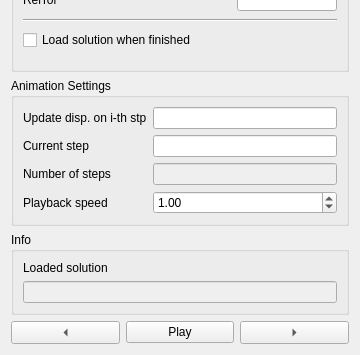
The window that simulation_control_widget/simulation_control_widget.ui (ladisk/DyS) describes before a commit, drawn with Qt 5; both pictures show x 0 to 360 and y 272 to 627 of the 360 by 627 pixel window.
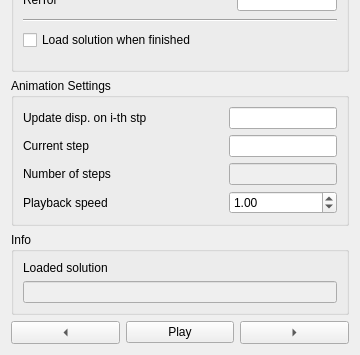
The same window after the commit.

Commit message: work on class JointPrismatic() done - defined as subclass of Joint()

```diff
--- a/simulation_control_widget/simulation_control_widget.ui
+++ b/simulation_control_widget/simulation_control_widget.ui
@@ -38,14 +38,31 @@
       <string>Animation Settings</string>
      </property>
      <layout class="QGridLayout" name="gridLayout_3">
-      <item row="0" column="1">
-       <widget class="QLineEdit" name="updateDisplayStep">
+      <item row="3" column="0">
+       <widget class="QLabel" name="numberOfSteps_label_2">
+        <property name="text">
+         <string>Playback speed</string>
+        </property>
+       </widget>
+      </item>
+      <item row="2" column="2">
+       <widget class="QLineEdit" name="numberOfSteps">
+        <property name="enabled">
+         <bool>false</bool>
+        </property>
         <property name="inputMethodHints">
          <set>Qt::ImhDigitsOnly|Qt::ImhPreferNumbers</set>
         </property>
        </widget>
       </item>
-      <item row="1" column="1">
+      <item row="1" column="0">
+       <widget class="QLabel" name="currentStepLabel">
+        <property name="text">
+         <string>Current step </string>
+        </property>
+       </widget>
+      </item>
+      <item row="1" column="2">
        <widget class="QLineEdit" name="currentStep">
         <property name="enabled">
          <bool>true</bool>
@@ -55,6 +72,13 @@
         </property>
        </widget>
       </item>
+      <item row="0" column="2">
+       <widget class="QLineEdit" name="updateDisplayStep">
+        <property name="inputMethodHints">
+         <set>Qt::ImhDigitsOnly|Qt::ImhPreferNumbers</set>
+        </property>
+       </widget>
+      </item>
       <item row="0" column="0">
        <widget class="QLabel" name="updateDisplayStepLabel">
         <property name="text">
@@ -62,16 +86,6 @@
         </property>
        </widget>
       </item>
-      <item row="2" column="1">
-       <widget class="QLineEdit" name="numberOfSteps">
-        <property name="enabled">
-         <bool>false</bool>
-        </property>
-        <property name="inputMethodHints">
-         <set>Qt::ImhDigitsOnly|Qt::ImhPreferNumbers</set>
-        </property>
-       </widget>
-      </item>
       <item row="2" column="0">
        <widget class="QLabel" name="numberOfSteps_label">
         <property name="text">
@@ -79,26 +93,25 @@
         </property>
        </widget>
       </item>
-      <item row="1" column="0">
-       <widget class="QLabel" name="currentStepLabel">
-        <property name="text">
-         <string>Current step </string>
-        </property>
-       </widget>
-      </item>
-      <item row="3" column="1">
+      <item row="3" column="2">
        <widget class="QDoubleSpinBox" name="playBackSpeed_doubleSpinBox">
         <property name="value">
          <double>1.000000000000000</double>
         </property>
        </widget>
       </item>
-      <item row="3" column="0">
-       <widget class="QLabel" name="numberOfSteps_label_2">
-        <property name="text">
-         <string>Playback speed</string>
+      <item row="0" column="1">
+       <spacer name="horizontalSpacer_2">
+        <property name="orientation">
+         <enum>Qt::Horizontal</enum>
         </property>
-       </widget>
+        <property name="sizeHint" stdset="0">
+         <size>
+          <width>40</width>
+          <height>20</height>
+         </size>
+        </property>
+       </spacer>
       </item>
      </layout>
     </widget>
```
The commit also changes 246 other files.
